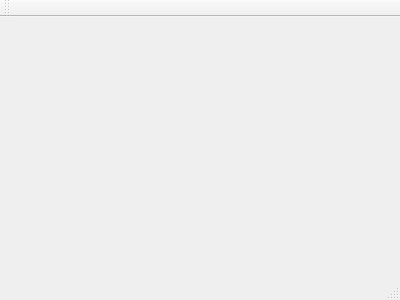
slivings99/sinusoidal-graphs, file mainwindow.ui: the form before one commit.
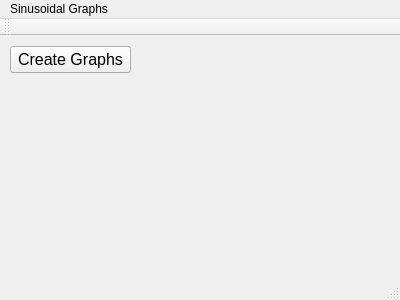
The form after the commit.

The edit to the form file:
```diff
--- a/mainwindow.ui
+++ b/mainwindow.ui
@@ -12,13 +12,57 @@
   <property name="windowTitle" >
    <string>MainWindow</string>
   </property>
-  <widget class="QMenuBar" name="menuBar" />
-  <widget class="QToolBar" name="mainToolBar" />
-  <widget class="QWidget" name="centralWidget" />
-  <widget class="QStatusBar" name="statusBar" />
+  <widget class="QWidget" name="centralWidget">
+   <widget class="QPushButton" name="btnCreateGraphs">
+    <property name="geometry">
+     <rect>
+      <x>10</x>
+      <y>10</y>
+      <width>121</width>
+      <height>27</height>
+     </rect>
+    </property>
+    <property name="font">
+     <font>
+      <family>Arial</family>
+      <pointsize>12</pointsize>
+     </font>
+    </property>
+    <property name="toolTip">
+     <string>Open the Create Graphs dialog.</string>
+    </property>
+    <property name="text">
+     <string>Create Graphs</string>
+    </property>
+   </widget>
+  </widget>
+  <widget class="QMenuBar" name="menuBar">
+   <property name="geometry">
+    <rect>
+     <x>0</x>
+     <y>0</y>
+     <width>400</width>
+     <height>25</height>
+    </rect>
+   </property>
+   <widget class="QMenu" name="menuSinusoidal_Graphs">
+    <property name="title">
+     <string>Sinusoidal Graphs</string>
+    </property>
+   </widget>
+   <addaction name="menuSinusoidal_Graphs"/>
+  </widget>
+  <widget class="QToolBar" name="mainToolBar">
+   <attribute name="toolBarArea">
+    <enum>TopToolBarArea</enum>
+   </attribute>
+   <attribute name="toolBarBreak">
+    <bool>false</bool>
+   </attribute>
+  </widget>
+  <widget class="QStatusBar" name="statusBar"/>
  </widget>
- <layoutDefault spacing="6" margin="11" />
- <pixmapfunction></pixmapfunction>
+ <layoutdefault spacing="6" margin="11"/>
  <resources/>
  <connections/>
 </ui>
```
Left out of the diff: 7 changed lines with no effect on the pictures.
